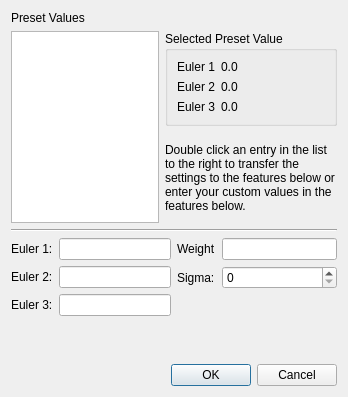
The window that Source/Plugins/SyntheticBuilding/Gui/Widgets/UI_Files/TextureDialog.ui (BlueQuartzSoftware/DREAM3D) describes before a commit, drawn with Qt 5.
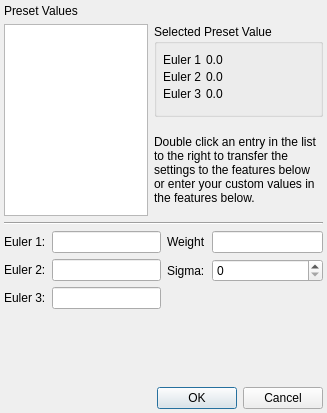
The same window after the commit. Custom widgets are drawn as their Qt base class.

```diff
--- a/Source/Plugins/SyntheticBuilding/Gui/Widgets/UI_Files/TextureDialog.ui
+++ b/Source/Plugins/SyntheticBuilding/Gui/Widgets/UI_Files/TextureDialog.ui
@@ -6,26 +6,28 @@
    <rect>
     <x>0</x>
     <y>0</y>
-    <width>348</width>
-    <height>397</height>
+    <width>327</width>
+    <height>413</height>
    </rect>
   </property>
   <property name="windowTitle">
    <string>Edit Texture Properties</string>
   </property>
   <layout class="QVBoxLayout" name="verticalLayout_2">
+   <property name="leftMargin">
+    <number>4</number>
+   </property>
+   <property name="topMargin">
+    <number>4</number>
+   </property>
+   <property name="rightMargin">
+    <number>4</number>
+   </property>
+   <property name="bottomMargin">
+    <number>4</number>
+   </property>
    <item>
     <layout class="QGridLayout" name="gridLayout_2">
-     <item row="0" column="1">
-      <widget class="QLabel" name="label">
-       <property name="text">
-        <string>Preset Values</string>
-       </property>
-       <property name="alignment">
-        <set>Qt::AlignLeading|Qt::AlignLeft|Qt::AlignVCenter</set>
-       </property>
-      </widget>
-     </item>
      <item row="1" column="1" rowspan="2">
       <widget class="QListWidget" name="presetListWidget"/>
      </item>
@@ -35,6 +37,24 @@
         <string>Selected Preset Value</string>
        </property>
        <layout class="QFormLayout" name="formLayout">
+        <property name="fieldGrowthPolicy">
+         <enum>QFormLayout::ExpandingFieldsGrow</enum>
+        </property>
+        <property name="horizontalSpacing">
+         <number>5</number>
+        </property>
+        <property name="verticalSpacing">
+         <number>3</number>
+        </property>
+        <property name="leftMargin">
+         <number>6</number>
+        </property>
+        <property name="rightMargin">
+         <number>6</number>
+        </property>
+        <property name="bottomMargin">
+         <number>6</number>
+        </property>
         <item row="0" column="0">
          <widget class="QLabel" name="label_7">
           <property name="text">
@@ -90,6 +110,16 @@
        </property>
       </widget>
      </item>
+     <item row="0" column="1" colspan="2">
+      <widget class="QLabel" name="label">
+       <property name="text">
+        <string>Preset Values</string>
+       </property>
+       <property name="alignment">
+        <set>Qt::AlignLeading|Qt::AlignLeft|Qt::AlignVCenter</set>
+       </property>
+      </widget>
+     </item>
     </layout>
    </item>
    <item>
```
Left out of the diff: 2 changed lines with no effect on the pictures.
